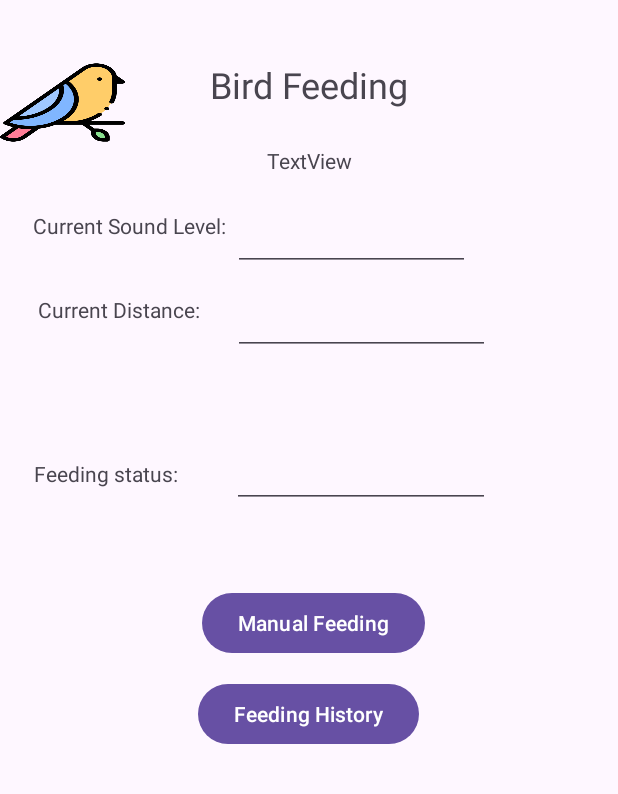
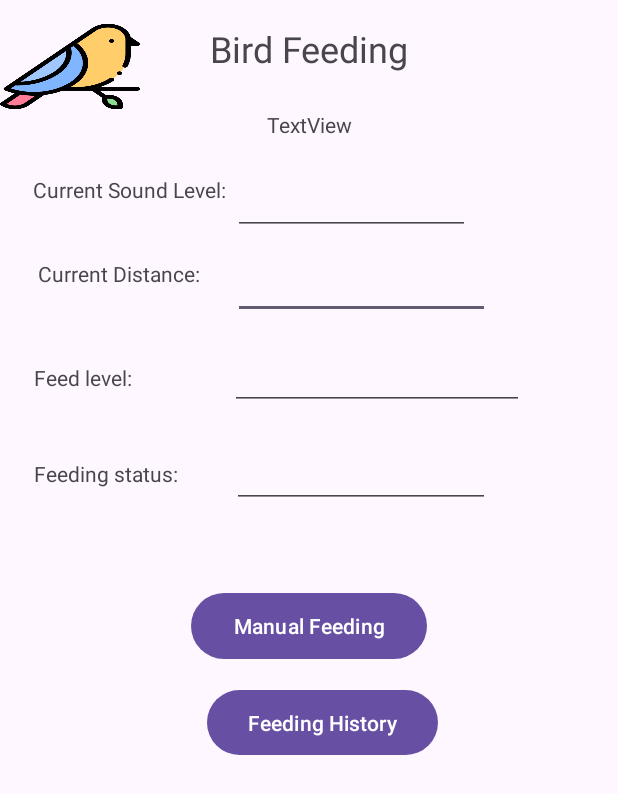
Before and after one commit to desmondcarot/IOTSmartGarden, an Android app: the BirdFeed screen opened directly, with no data from a screen before it, after a tap on "Feeding History", on a phone screen of 412 x 824 dp. Shown: the top 794 px of the screen. Run offline under Robolectric (Android 15) with nearby library versions, the phone set to English and light mode, and no system bars; our stand-ins replace Firebase (no records; nobody signed in at launch, a user with empty details on screens opened directly); 5 statements that could not run were skipped.

Commit message:
Bird module update

```diff
--- a/app/build.gradle.kts
+++ b/app/build.gradle.kts
@@ -78,6 +78,5 @@ dependencies {
     androidTestImplementation(libs.androidx.ui.test.junit4)
     annotationProcessor ("com.github.bumptech.glide:compiler:4.16.0")
     implementation ("com.firebaseui:firebase-ui-storage:8.0.2")
-    debugImplementation(libs.androidx.ui.tooling)
     debugImplementation(libs.androidx.ui.test.manifest)
 }
--- a/app/src/main/AndroidManifest.xml
+++ b/app/src/main/AndroidManifest.xml
@@ -15,11 +15,6 @@
         <activity
             android:name=".AquariumModule.MotionCapActivity"
             android:exported="false" />
-        <activity
-            android:name=".AquariumModule.MotionCapHistoryView"
-            android:exported="false"
-            android:label="@string/title_activity_motion_cap_history_view"
-            android:theme="@style/Theme.IOTSmartGarden" />
         <activity
             android:name=".AquariumModule.AquariumViewData"
             android:exported="false" />
--- a/app/src/main/java/com/edu/tarc/iotproject/BirdModule/BirdFeed.kt
+++ b/app/src/main/java/com/edu/tarc/iotproject/BirdModule/BirdFeed.kt
@@ -1,6 +1,8 @@
 package com.edu.tarc.iotproject.BirdModule
 
+import android.annotation.SuppressLint
 import android.os.Bundle
+import android.text.method.ScrollingMovementMethod
 import android.util.Log
 import android.widget.Toast
 import androidx.activity.enableEdgeToEdge
@@ -29,7 +31,7 @@ class BirdFeed : AppCompatActivity() {
             insets
         }
 
-        val dateFormat = SimpleDateFormat("dd-MM-yyyy HH:mm:ss")
+        val dateFormat = SimpleDateFormat("MM-dd-yyyy HH:mm:ss")
 
         var db = Firebase.database.getReference()
         var BirdModule = db.child("Bird Module")
@@ -54,6 +56,7 @@ class BirdFeed : AppCompatActivity() {
 
                 binding.txtdistance.setText(latestEntry!!.distance.toString() + "cm")
                 binding.txtsoundLevel.setText(latestEntry!!.sound_level.toString()+"dB")
+                binding.txtfeedLevel.setText(latestEntry!!.feed_level)
                 binding.txtStatus.setText(latestEntry!!.event)
                 binding.txtCurrentTime.setText(latestEntry.timestamp)
 
@@ -72,6 +75,7 @@ class BirdFeed : AppCompatActivity() {
 
         binding.FeedingHistory.setOnClickListener {
             BirdModule.addValueEventListener(object: ValueEventListener {
+                @SuppressLint("DefaultLocale")
                 override fun onDataChange(snapshot: DataSnapshot) {
                     val birdList = StringBuilder()
                     if (snapshot == null) {
@@ -85,17 +89,19 @@ class BirdFeed : AppCompatActivity() {
                     var x = 1
                     for (childSnapshot in snapshot.children) {
                         val birdEvent = childSnapshot.getValue(BirdEvent::class.java)!!
-                        birdList.append(String.format("%d) Time: %s, sound level: %d, distance: %d, event: %s\n\n",
+                        birdList.append(String.format("%d) Time: %s, sound level: %d, distance: %d, feed_level: %s, event: %s\n\n",
                             x,
                             birdEvent.timestamp,
                             birdEvent.sound_level,
                             birdEvent.distance,
+                            birdEvent.feed_level,
                             birdEvent.event))
                         Log.d("BIrd Event", birdEvent.distance.toString())
                         x++
                     }
 
                     binding.txtHistoryList.text = birdList
+                    binding.txtHistoryList.movementMethod = ScrollingMovementMethod.getInstance()
                 }
 
                 override fun onCancelled(error: DatabaseError) {
@@ -111,6 +117,7 @@ class BirdFeed : AppCompatActivity() {
         val event: String,
         val sound_level: Int,
         val distance: Int,
-    ){  constructor() : this("", "", 2, 1)
+        val feed_level: String,
+    ){  constructor() : this("", "", 2, 1,"")
     }
 }
--- a/app/src/main/res/layout/activity_bird_feed.xml
+++ b/app/src/main/res/layout/activity_bird_feed.xml
@@ -9,42 +9,24 @@
 
     <ImageView
         android:id="@+id/btnSmartBirdFeed"
-        android:layout_width="83dp"
-        android:layout_height="58dp"
+        android:layout_width="93dp"
+        android:layout_height="63dp"
         android:background="@drawable/bird"
         app:layout_constraintBottom_toBottomOf="@+id/MainTitle"
         app:layout_constraintTop_toTopOf="@+id/MainTitle"
         tools:srcCompat="@drawable/bird" />
 
-    <EditText
-        android:id="@+id/Date"
-        android:layout_width="208dp"
-        android:layout_height="49dp"
-        android:layout_marginStart="101dp"
-        android:layout_marginTop="107dp"
-        android:layout_marginBottom="762dp"
-        android:ems="10"
-        android:inputType="date"
-        android:textAlignment="center"
-        app:layout_constraintBottom_toBottomOf="parent"
-        app:layout_constraintEnd_toEndOf="@+id/MainTitle"
-        app:layout_constraintHorizontal_bias="0.901"
-        app:layout_constraintStart_toStartOf="@+id/MainTitle"
-        app:layout_constraintTop_toTopOf="parent"
-        app:layout_constraintVertical_bias="0.0" />
-
     <TextView
         android:id="@+id/MainTitle"
         android:layout_width="197dp"
         android:layout_height="56dp"
+        android:layout_marginTop="16dp"
         android:text="Bird Feeding"
         android:textAlignment="center"
         android:textSize="24sp"
-        app:layout_constraintBottom_toTopOf="@+id/Date"
         app:layout_constraintEnd_toEndOf="parent"
         app:layout_constraintStart_toStartOf="parent"
-        app:layout_constraintTop_toTopOf="parent"
-        app:layout_constraintVertical_bias="0.784" />
+        app:layout_constraintTop_toTopOf="parent" />
 
     <TextView
         android:id="@+id/SoundLevel"
@@ -103,13 +85,13 @@
 
     <Button
         android:id="@+id/ManualFeeding"
-        android:layout_width="wrap_content"
-        android:layout_height="wrap_content"
+        android:layout_width="157dp"
+        android:layout_height="52dp"
         android:layout_marginTop="391dp"
         android:text="Manual Feeding"
-        app:layout_constraintEnd_toEndOf="@+id/MainTitle"
-        app:layout_constraintHorizontal_bias="0.555"
-        app:layout_constraintStart_toStartOf="@+id/MainTitle"
+        app:layout_constraintEnd_toEndOf="parent"
+        app:layout_constraintHorizontal_bias="0.5"
+        app:layout_constraintStart_toStartOf="parent"
         app:layout_constraintTop_toTopOf="parent" />
 
     <TextView
@@ -126,12 +108,12 @@
 
     <Button
         android:id="@+id/FeedingHistory"
-        android:layout_width="wrap_content"
-        android:layout_height="wrap_content"
-        android:layout_marginStart="132dp"
-        android:layout_marginTop="452dp"
+        android:layout_width="154dp"
+        android:layout_height="51dp"
+        android:layout_marginTop="456dp"
+        android:layout_marginEnd="120dp"
         android:text="Feeding History"
-        app:layout_constraintStart_toStartOf="parent"
+        app:layout_constraintEnd_toEndOf="parent"
         app:layout_constraintTop_toTopOf="parent" />
 
     <TextView
@@ -146,12 +128,38 @@
 
     <TextView
         android:id="@+id/txtHistoryList"
-        android:layout_width="match_parent"
-        android:layout_height="wrap_content"
-        android:layout_marginTop="16dp"
+        android:layout_width="0dp"
+        android:layout_height="0dp"
+        android:scrollbars="vertical"
         android:text="TextView"
+        app:layout_constraintBottom_toBottomOf="parent"
         app:layout_constraintEnd_toEndOf="parent"
+        app:layout_constraintHorizontal_bias="1.0"
         app:layout_constraintStart_toStartOf="parent"
-        app:layout_constraintTop_toBottomOf="@+id/FeedingHistory" />
+        app:layout_constraintTop_toBottomOf="@+id/FeedingHistory"/>
+
+    <TextView
+        android:id="@+id/FeedLevel"
+        android:layout_width="113dp"
+        android:layout_height="43dp"
+        android:layout_marginTop="8dp"
+        android:text="Feed level: "
+        app:layout_constraintEnd_toEndOf="parent"
+        app:layout_constraintHorizontal_bias="0.077"
+        app:layout_constraintStart_toStartOf="parent"
+        app:layout_constraintTop_toTopOf="@+id/txtfeedLevel" />
+
+    <EditText
+        android:id="@+id/txtfeedLevel"
+        android:layout_width="196dp"
+        android:layout_height="39dp"
+        android:ems="10"
+        android:inputType="text"
+        app:layout_constraintBottom_toBottomOf="@+id/txtStatus"
+        app:layout_constraintEnd_toEndOf="parent"
+        app:layout_constraintHorizontal_bias="0.711"
+        app:layout_constraintStart_toStartOf="parent"
+        app:layout_constraintTop_toBottomOf="@+id/txtdistance"
+        app:layout_constraintVertical_bias="0.244" />
 
 </androidx.constraintlayout.widget.ConstraintLayout>
```
